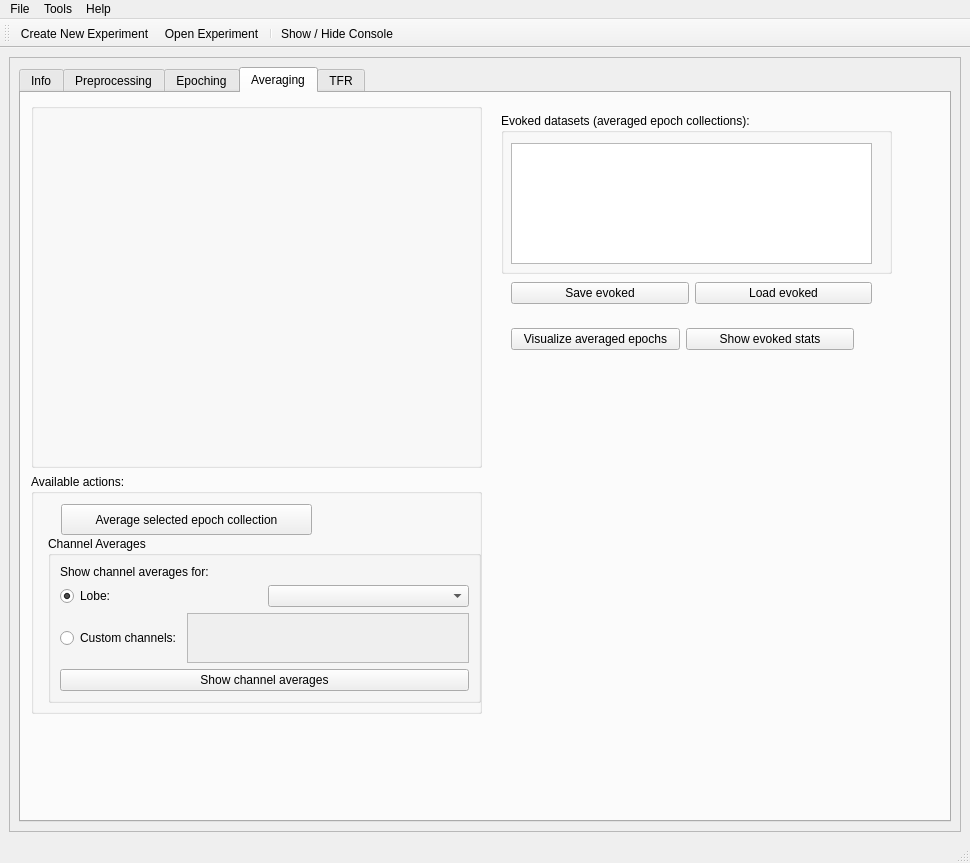
cibr-jyu/meggie, file meggie/ui/qt4Designer_ui_files/mainWindow.ui: the form before one commit.
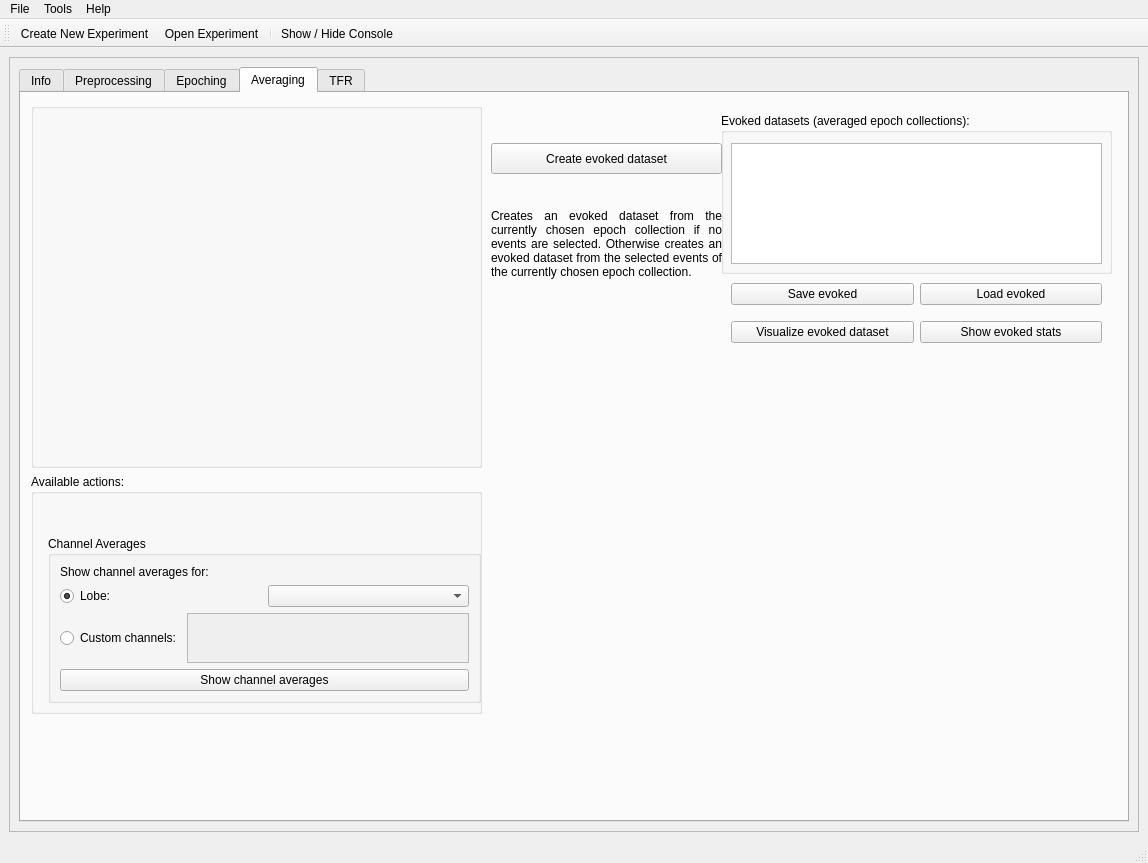
The form after the commit. The open tabs and pages were chosen to show the change.

Commit message: Temporary UI fixing, in case not enough time for bigger changes.

```diff
--- a/meggie/ui/qt4Designer_ui_files/mainWindow.ui
+++ b/meggie/ui/qt4Designer_ui_files/mainWindow.ui
@@ -6,7 +6,7 @@
    <rect>
     <x>0</x>
     <y>0</y>
-    <width>970</width>
+    <width>1148</width>
     <height>863</height>
    </rect>
   </property>
@@ -37,7 +37,7 @@
         <rect>
          <x>0</x>
          <y>0</y>
-         <width>950</width>
+         <width>1128</width>
          <height>755</height>
         </rect>
        </property>
@@ -56,7 +56,7 @@
              <bool>true</bool>
             </property>
             <property name="currentIndex">
-             <number>0</number>
+             <number>3</number>
             </property>
             <widget class="QWidget" name="tabRaw">
              <attribute name="title">
@@ -1712,9 +1712,6 @@
                 </item>
                </layout>
               </widget>
-              <zorder>verticalLayoutWidget_8</zorder>
-              <zorder>verticalLayoutWidget_9</zorder>
-              <zorder>pushButton</zorder>
              </widget>
              <widget class="QPushButton" name="pushButtonVisualizeEpochChannels">
               <property name="geometry">
@@ -1729,10 +1726,6 @@
                <string>Visualize selected epoch channels...</string>
               </property>
              </widget>
-             <zorder>horizontalLayoutWidget_6</zorder>
-             <zorder>groupBoxAvailableEpoching</zorder>
-             <zorder>pushButtonVisualizeEpochChannels</zorder>
-             <zorder>pushButton</zorder>
             </widget>
             <widget class="QWidget" name="tabAveraging">
              <attribute name="title">
@@ -1748,6 +1741,19 @@
                </rect>
               </property>
               <layout class="QGridLayout" name="gridLayout_4">
+               <item row="0" column="0">
+                <widget class="QGroupBox" name="groupBoxEpochsAveraging">
+                 <property name="sizePolicy">
+                  <sizepolicy hsizetype="Preferred" vsizetype="Preferred">
+                   <horstretch>0</horstretch>
+                   <verstretch>0</verstretch>
+                  </sizepolicy>
+                 </property>
+                 <property name="title">
+                  <string/>
+                 </property>
+                </widget>
+               </item>
                <item row="1" column="0">
                 <widget class="QGroupBox" name="groupBoxAvailableAveraging">
                  <property name="maximumSize">
@@ -1835,44 +1841,6 @@
                    </item>
                   </layout>
                  </widget>
-                 <widget class="QPushButton" name="pushButtonAverage">
-                  <property name="geometry">
-                   <rect>
-                    <x>30</x>
-                    <y>30</y>
-                    <width>251</width>
-                    <height>31</height>
-                   </rect>
-                  </property>
-                  <property name="sizePolicy">
-                   <sizepolicy hsizetype="Fixed" vsizetype="Fixed">
-                    <horstretch>0</horstretch>
-                    <verstretch>0</verstretch>
-                   </sizepolicy>
-                  </property>
-                  <property name="maximumSize">
-                   <size>
-                    <width>10000</width>
-                    <height>16777215</height>
-                   </size>
-                  </property>
-                  <property name="text">
-                   <string>Average selected epoch collection</string>
-                  </property>
-                 </widget>
-                </widget>
-               </item>
-               <item row="0" column="0">
-                <widget class="QGroupBox" name="groupBoxEpochsAveraging">
-                 <property name="sizePolicy">
-                  <sizepolicy hsizetype="Preferred" vsizetype="Preferred">
-                   <horstretch>0</horstretch>
-                   <verstretch>0</verstretch>
-                  </sizepolicy>
-                 </property>
-                 <property name="title">
-                  <string/>
-                 </property>
                 </widget>
                </item>
               </layout>
@@ -1880,7 +1848,7 @@
              <widget class="QGroupBox" name="groupBoxEvokeds">
               <property name="geometry">
                <rect>
-                <x>480</x>
+                <x>700</x>
                 <y>20</y>
                 <width>391</width>
                 <height>161</height>
@@ -1894,7 +1862,7 @@
                 <rect>
                  <x>10</x>
                  <y>30</y>
-                 <width>361</width>
+                 <width>371</width>
                  <height>121</height>
                 </rect>
                </property>
@@ -1903,15 +1871,64 @@
                </property>
               </widget>
              </widget>
-             <widget class="QWidget" name="horizontalLayoutWidget">
+             <widget class="QPushButton" name="pushButtonCreateEvoked">
               <property name="geometry">
                <rect>
-                <x>490</x>
+                <x>470</x>
+                <y>50</y>
+                <width>231</width>
+                <height>31</height>
+               </rect>
+              </property>
+              <property name="sizePolicy">
+               <sizepolicy hsizetype="Fixed" vsizetype="Fixed">
+                <horstretch>0</horstretch>
+                <verstretch>0</verstretch>
+               </sizepolicy>
+              </property>
+              <property name="maximumSize">
+               <size>
+                <width>10000</width>
+                <height>16777215</height>
+               </size>
+              </property>
+              <property name="text">
+               <string>Create evoked dataset</string>
+              </property>
+             </widget>
+             <widget class="QLabel" name="label">
+              <property name="geometry">
+               <rect>
+                <x>470</x>
+                <y>80</y>
+                <width>231</width>
+                <height>141</height>
+               </rect>
+              </property>
+              <property name="text">
+               <string>Creates an evoked dataset from the currently chosen epoch collection if no events are selected. Otherwise creates an evoked dataset from the selected events of the currently chosen epoch collection.</string>
+              </property>
+              <property name="scaledContents">
+               <bool>false</bool>
+              </property>
+              <property name="alignment">
+               <set>Qt::AlignJustify|Qt::AlignVCenter</set>
+              </property>
+              <property name="wordWrap">
+               <bool>true</bool>
+              </property>
+             </widget>
+             <widget class="QWidget" name="verticalLayoutWidget_4">
+              <property name="geometry">
+               <rect>
+                <x>710</x>
                 <y>180</y>
-                <width>361</width>
-                <height>41</height>
+                <width>371</width>
+                <height>80</height>
                </rect>
               </property>
+              <layout class="QVBoxLayout" name="verticalLayout_6">
+               <item>
               <layout class="QHBoxLayout" name="horizontalLayout_2">
                <item>
                 <widget class="QPushButton" name="pushButtonSaveEvoked">
@@ -1928,21 +1945,13 @@
                 </widget>
                </item>
               </layout>
-             </widget>
-             <widget class="QWidget" name="layoutWidget">
-              <property name="geometry">
-               <rect>
-                <x>490</x>
-                <y>230</y>
-                <width>343</width>
-                <height>33</height>
-               </rect>
-              </property>
+               </item>
+               <item>
               <layout class="QHBoxLayout" name="horizontalLayout_10">
                <item>
-                <widget class="QPushButton" name="pushButtonVisualizeAveragedEpochs">
+                  <widget class="QPushButton" name="pushButtonVisualizeEvokedDataset">
                  <property name="text">
-                  <string>Visualize averaged epochs</string>
+                    <string>Visualize evoked dataset</string>
                  </property>
                 </widget>
                </item>
@@ -1954,7 +1963,15 @@
                 </widget>
                </item>
               </layout>
+               </item>
+              </layout>
              </widget>
+             <zorder>gridLayoutWidget</zorder>
+             <zorder>groupBoxEvokeds</zorder>
+             <zorder>pushButtonCreateEvoked</zorder>
+             <zorder>label</zorder>
+             <zorder>verticalLayoutWidget_4</zorder>
+             <zorder>groupBoxAvailableAveraging</zorder>
             </widget>
             <widget class="QWidget" name="tabTFR">
              <attribute name="title">
@@ -2041,7 +2058,7 @@
     <rect>
      <x>0</x>
      <y>0</y>
-     <width>970</width>
+     <width>1148</width>
      <height>29</height>
     </rect>
    </property>
```
Lines whose indentation alone changed are shown as unchanged. The commit also changes 3 other files.
